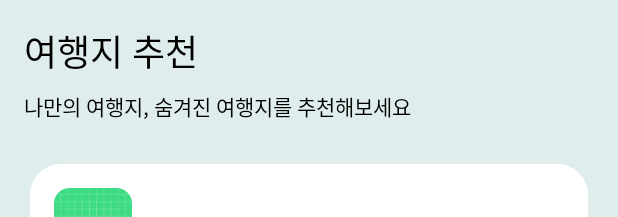
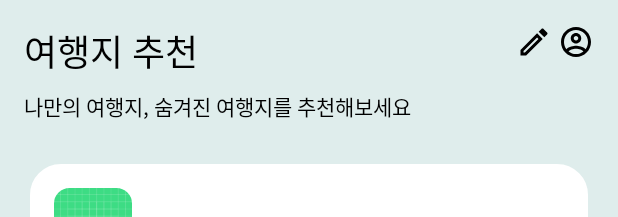
Before and after one commit to dahaeng/dahaeng-android, an Android app: the layout activity_community.xml on its own in the app's theme, with its tools: preview values and no code run, on a phone screen of 412 x 824 dp. Shown: the top 217 px of the screen. Run offline under Robolectric (Android 15) with nearby library versions, the phone set to English and light mode, and no system bars.

Commit message:
refactor & design: fix readme.md typo, refacotr postList, design community & write activity

```diff
--- a/domain/src/main/kotlin/team/dahaeng/android/domain/community/model/Post.kt
+++ b/domain/src/main/kotlin/team/dahaeng/android/domain/community/model/Post.kt
@@ -11,6 +11,7 @@ package team.dahaeng.android.domain.community.model
 
 data class Post(
     val number: Long = 0,
+    val imgUrl: String = "",
     val title: String = "",
     val content: String = "",
     val expense: String = "",
--- a/domain/src/main/kotlin/team/dahaeng/android/domain/community/repository/FirebaseRepository.kt
+++ b/domain/src/main/kotlin/team/dahaeng/android/domain/community/repository/FirebaseRepository.kt
@@ -15,4 +15,5 @@ import team.dahaeng.android.domain.community.model.Post
 interface FirebaseRepository {
     fun uploadImage(uri : Uri)
     suspend fun importPost() : List<Post>
+    fun importImages()
 }
--- /dev/null
+++ b/presentation/src/main/res/drawable/ic_baseline_account_24dp.xml
@@ -0,0 +1,9 @@
+<vector xmlns:android="http://schemas.android.com/apk/res/android"
+    android:width="24dp"
+    android:height="24dp"
+    android:viewportWidth="24"
+    android:viewportHeight="24">
+  <path
+      android:pathData="M12,2C6.48,2 2,6.48 2,12s4.48,10 10,10 10,-4.48 10,-10S17.52,2 12,2zM7.07,18.28c0.43,-0.9 3.05,-1.78 4.93,-1.78s4.51,0.88 4.93,1.78C15.57,19.36 13.86,20 12,20s-3.57,-0.64 -4.93,-1.72zM18.36,16.83c-1.43,-1.74 -4.9,-2.33 -6.36,-2.33s-4.93,0.59 -6.36,2.33C4.62,15.49 4,13.82 4,12c0,-4.41 3.59,-8 8,-8s8,3.59 8,8c0,1.82 -0.62,3.49 -1.64,4.83zM12,6c-1.94,0 -3.5,1.56 -3.5,3.5S10.06,13 12,13s3.5,-1.56 3.5,-3.5S13.94,6 12,6zM12,11c-0.83,0 -1.5,-0.67 -1.5,-1.5S11.17,8 12,8s1.5,0.67 1.5,1.5S12.83,11 12,11z"
+      android:fillColor="#000000"/>
+</vector>
--- a/presentation/src/main/res/drawable/ic_baseline_write_24.xml
+++ b/presentation/src/main/res/drawable/ic_baseline_write_24.xml
@@ -2,9 +2,8 @@
     android:width="24dp"
     android:height="24dp"
     android:viewportWidth="24"
-    android:viewportHeight="24"
-    android:tint="?attr/colorControlNormal">
+    android:viewportHeight="24">
   <path
-      android:fillColor="@android:color/white"
-      android:pathData="M3,17.25V21h3.75L17.81,9.94l-3.75,-3.75L3,17.25zM20.71,7.04c0.39,-0.39 0.39,-1.02 0,-1.41l-2.34,-2.34c-0.39,-0.39 -1.02,-0.39 -1.41,0l-1.83,1.83 3.75,3.75 1.83,-1.83z"/>
+      android:pathData="M3,17.25V21h3.75L17.81,9.94l-3.75,-3.75L3,17.25zM5.92,19H5v-0.92l9.06,-9.06 0.92,0.92L5.92,19zM20.71,5.63l-2.34,-2.34c-0.2,-0.2 -0.45,-0.29 -0.71,-0.29s-0.51,0.1 -0.7,0.29l-1.83,1.83 3.75,3.75 1.83,-1.83c0.39,-0.39 0.39,-1.02 0,-1.41z"
+      android:fillColor="#000000"/>
 </vector>
--- a/presentation/src/main/res/layout/activity_community.xml
+++ b/presentation/src/main/res/layout/activity_community.xml
@@ -51,12 +51,25 @@
             app:layout_constraintStart_toStartOf="@+id/tv_communitytitle"
             app:layout_constraintTop_toBottomOf="@+id/tv_communitytitle" />
 
-<!--        <ImageButton-->
-<!--            android:background="@drawable/ic_baseline_write_24"-->
-<!--            android:id="@+id/btn_writepost"-->
-<!--            android:layout_width="wrap_content"-->
-<!--            android:layout_height="wrap_content"></ImageButton>-->
+        <ImageButton
+            android:id="@+id/btn_writepost"
+            android:layout_width="wrap_content"
+            android:layout_height="wrap_content"
+            android:layout_marginEnd="4dp"
+            android:background="@drawable/ic_baseline_write_24"
+            app:layout_constraintBottom_toBottomOf="@+id/btn_account"
+            app:layout_constraintEnd_toStartOf="@+id/btn_account"
+            app:layout_constraintTop_toTopOf="@+id/btn_account"></ImageButton>
 
+        <ImageButton
+            android:id="@+id/btn_account"
+            android:layout_width="wrap_content"
+            android:layout_height="wrap_content"
+            android:layout_marginTop="16dp"
+            android:layout_marginEnd="16dp"
+            android:background="@drawable/ic_baseline_account_24dp"
+            app:layout_constraintEnd_toEndOf="parent"
+            app:layout_constraintTop_toTopOf="parent"></ImageButton>
         <androidx.recyclerview.widget.RecyclerView
             android:layout_marginTop="8dp"
             android:id="@+id/rv_community"
```
Also changed, not shown: data/src/main/kotlin/team/dahaeng/android/data/community/repository/FirebaseRepositoryImpl.kt (+11 -4 lines), domain/src/main/kotlin/team/dahaeng/android/domain/community/usecase/ImportImageUseCase.kt (added, +11 -0 lines), presentation/src/main/AndroidManifest.xml (+4 -4 lines), presentation/src/main/kotlin/team/dahaeng/android/activity/community/CommunityActivity.kt (+0 -11 lines), presentation/src/main/kotlin/team/dahaeng/android/activity/community/CommunityViewModel.kt (+6 -11 lines), presentation/src/main/kotlin/team/dahaeng/android/activity/wirte/WriteActivity.kt (added, +48 -0 lines), presentation/src/main/kotlin/team/dahaeng/android/activity/wirte/WriteViewModel.kt (added, +30 -0 lines), presentation/src/main/res/layout/activity_write.xml (added, +33 -0 lines), 1 other file.
